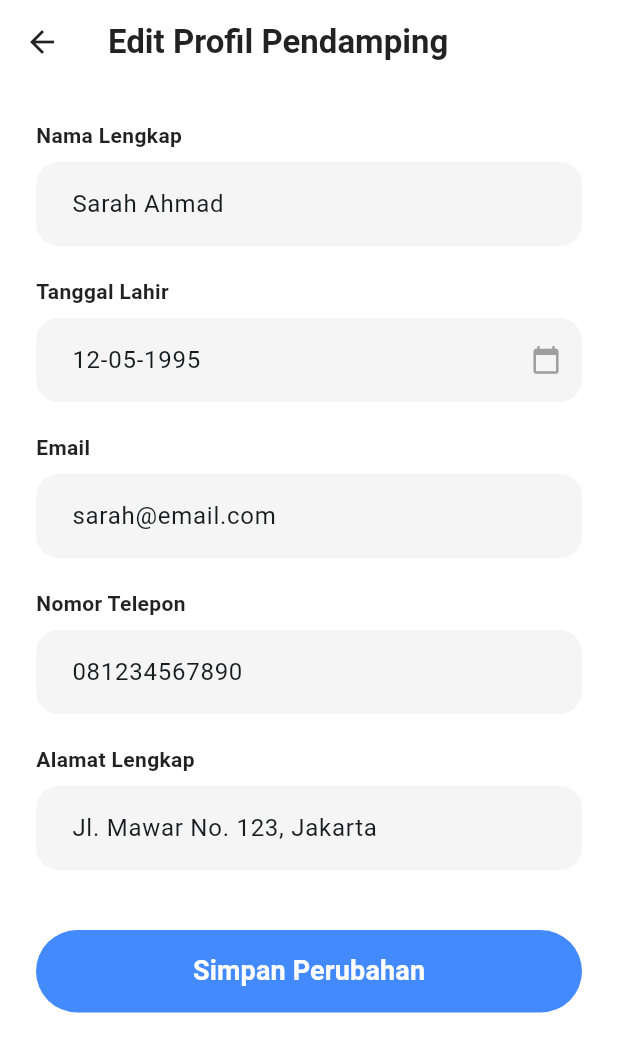
After one commit to Aulirma/smart_sandal, a Flutter app: the EditProfilePage screen opened directly, on a phone screen of 412 x 824 dp. The commit adds this screen. Shown: the top 1052 px of the screen. Run offline on Flutter 3.47's test engine with Material 3 defaults, Android fonts, the light colour scheme and no system bars.

Commit message:
Menambahkan Page Edit Profil, Izin Aplikasi, serta Legalitas dan Privasi

```diff
--- a/lib/pages/bottom_navigation.dart
+++ b/lib/pages/bottom_navigation.dart
@@ -17,7 +17,6 @@ class _BottomNavigationState extends State<BottomNavigation> {
 
   @override
   Widget build(BuildContext context) {
-    // List of pages for the navigation shell
     final List<Widget> pages = [
       HomePage(onNotificationPressed: () => setState(() => _currentIndex = 2)),
       PantauPage(onBackPressed: () => setState(() => _currentIndex = 0)),
--- a/lib/pages/change_password_page.dart
+++ b/lib/pages/change_password_page.dart
@@ -42,8 +42,8 @@ class _ChangePasswordPageState extends State<ChangePasswordPage> {
           actions: [
             TextButton(
               onPressed: () {
-                Navigator.pop(context); // Close dialog
-                Navigator.pop(context); // Go back
+                Navigator.pop(context);
+                Navigator.pop(context);
               },
               child: const Text(
                 'OK',
--- /dev/null
+++ b/lib/pages/edit_profile_page.dart
@@ -0,0 +1,192 @@
+import 'package:flutter/material.dart';
+import 'package:intl/intl.dart';
+
+class EditProfilePage extends StatefulWidget {
+  const EditProfilePage({super.key});
+
+  @override
+  State<EditProfilePage> createState() => _EditProfilePageState();
+}
+
+class _EditProfilePageState extends State<EditProfilePage> {
+  final TextEditingController _nameController = TextEditingController();
+  final TextEditingController _emailController = TextEditingController();
+  final TextEditingController _phoneController = TextEditingController();
+  final TextEditingController _dobController = TextEditingController();
+  final TextEditingController _addressController = TextEditingController();
+
+  @override
+  void initState() {
+    super.initState();
+    _nameController.text = 'Sarah Ahmad';
+    _dobController.text = '12-05-1995';
+    _emailController.text = 'sarah@email.com';
+    _phoneController.text = '081234567890';
+    _addressController.text = 'Jl. Mawar No. 123, Jakarta';
+  }
+
+  @override
+  void dispose() {
+    _nameController.dispose();
+    _emailController.dispose();
+    _phoneController.dispose();
+    _dobController.dispose();
+    _addressController.dispose();
+    super.dispose();
+  }
+
+  Future<void> _selectDate(BuildContext context) async {
+    final DateTime? picked = await showDatePicker(
+      context: context,
+      initialDate: DateFormat('dd-MM-yyyy').parse(_dobController.text),
+      firstDate: DateTime(1900),
+      lastDate: DateTime.now(),
+      builder: (context, child) {
+        return Theme(
+          data: Theme.of(context).copyWith(
+            colorScheme: const ColorScheme.light(
+              primary: Color(0xFF0D8B94),
+              onPrimary: Colors.white,
+              onSurface: Colors.black87,
+            ),
+          ),
+          child: child!,
+        );
+      },
+    );
+
+    if (picked != null) {
+      setState(() {
+        _dobController.text = DateFormat('dd-MM-yyyy').format(picked);
+      });
+    }
+  }
+
+  void _saveChanges() {
+    if (_nameController.text.isEmpty ||
+        _emailController.text.isEmpty ||
+        _phoneController.text.isEmpty ||
+        _dobController.text.isEmpty ||
+        _addressController.text.isEmpty) {
+      ScaffoldMessenger.of(context).showSnackBar(
+        const SnackBar(content: Text('Harap isi semua kolom!')),
+      );
+      return;
+    }
+
+    ScaffoldMessenger.of(context).showSnackBar(
+      const SnackBar(content: Text('Profil berhasil diperbarui')),
+    );
+    Navigator.pop(context);
+  }
+
+  @override
+  Widget build(BuildContext context) {
+    return Scaffold(
+      backgroundColor: Colors.white,
+      appBar: AppBar(
+        backgroundColor: Colors.white,
+        elevation: 0,
+        leading: IconButton(
+          icon: const Icon(Icons.arrow_back, color: Colors.black87),
+          onPressed: () => Navigator.pop(context),
+        ),
+        title: const Text(
+          'Edit Profil Pendamping',
+          style: TextStyle(color: Colors.black87, fontWeight: FontWeight.bold),
+        ),
+      ),
+      body: SingleChildScrollView(
+        child: Padding(
+          padding: const EdgeInsets.all(24.0),
+          child: Column(
+            crossAxisAlignment: CrossAxisAlignment.start,
+            children: [
+              _buildInputLabel("Nama Lengkap"),
+              _buildTextField(_nameController, "Masukkan nama lengkap Anda"),
+              const SizedBox(height: 20),
+
+              _buildInputLabel("Tanggal Lahir"),
+              GestureDetector(
+                onTap: () => _selectDate(context),
+                child: AbsorbPointer(
+                  child: _buildTextField(
+                    _dobController,
+                    "Pilih tanggal lahir Anda",
+                    suffixIcon: const Icon(Icons.calendar_today, color: Colors.grey, size: 20),
+                  ),
+                ),
+              ),
+              const SizedBox(height: 20),
+
+              _buildInputLabel("Email"),
+              _buildTextField(_emailController, "Masukkan email Anda", keyboardType: TextInputType.emailAddress),
+              const SizedBox(height: 20),
+
+              _buildInputLabel("Nomor Telepon"),
+              _buildTextField(_phoneController, "Masukkan nomor telepon aktif Anda", keyboardType: TextInputType.phone),
+              const SizedBox(height: 20),
+
+              _buildInputLabel("Alamat Lengkap"),
+              _buildTextField(_addressController, "Masukkan alamat lengkap Anda"),
+              const SizedBox(height: 40),
+
+              SizedBox(
+                width: double.infinity,
+                height: 55,
+                child: ElevatedButton(
+                  onPressed: _saveChanges,
+                  style: ElevatedButton.styleFrom(
+                    backgroundColor: Colors.blueAccent,
+                    shape: const StadiumBorder(),
+                    elevation: 0,
+                  ),
+                  child: const Text(
+                    'Simpan Perubahan',
+                    style: TextStyle(fontSize: 18, fontWeight: FontWeight.bold, color: Colors.white),
+                  ),
+                ),
+              ),
+              const SizedBox(height: 20),
+            ],
+          ),
+        ),
+      ),
+    );
+  }
+
+  Widget _buildInputLabel(String label) {
+    return Padding(
+      padding: const EdgeInsets.only(bottom: 8.0),
+      child: Text(
+        label,
+        style: const TextStyle(fontWeight: FontWeight.bold, color: Colors.black87),
+      ),
+    );
+  }
+
+  Widget _buildTextField(
+    TextEditingController controller,
+    String hint, {
+    TextInputType keyboardType = TextInputType.text,
+    bool obscureText = false,
+    Widget? suffixIcon,
+  }) {
+    return TextFormField(
+      controller: controller,
+      keyboardType: keyboardType,
+      obscureText: obscureText,
+      decoration: InputDecoration(
+        hintText: hint,
+        filled: true,
+        fillColor: Colors.grey[100],
+        suffixIcon: suffixIcon,
+        border: OutlineInputBorder(
+          borderRadius: BorderRadius.circular(15),
+          borderSide: BorderSide.none,
+        ),
+        contentPadding: const EdgeInsets.symmetric(horizontal: 20, vertical: 16),
+      ),
+    );
+  }
+}
--- a/lib/pages/lupa_sandi_page.dart
+++ b/lib/pages/lupa_sandi_page.dart
@@ -80,7 +80,6 @@ class _LupaSandiPageState extends State<LupaSandiPage> {
                 height: 55,
                 child: ElevatedButton(
                   onPressed: () {
-                    // Action to send link
                   },
                   style: ElevatedButton.styleFrom(
                     backgroundColor: Colors.blueAccent,
--- a/lib/pages/pantau_page.dart
+++ b/lib/pages/pantau_page.dart
@@ -567,7 +567,6 @@ class TrackPainter extends CustomPainter {
     path.quadraticBezierTo(200, 60, 250, 70);
     path.lineTo(300, 50);
 
-    // Draw dashed path manually
     const double dashWidth = 8;
     const double dashSpace = 6;
     double distance = 0.0;
```
Also changed, not shown: lib/pages/izin_app_page.dart (added, +138 -0 lines), lib/pages/legal_policy_page.dart (added, +123 -0 lines), lib/pages/pengaturan_page.dart (+39 -6 lines).
